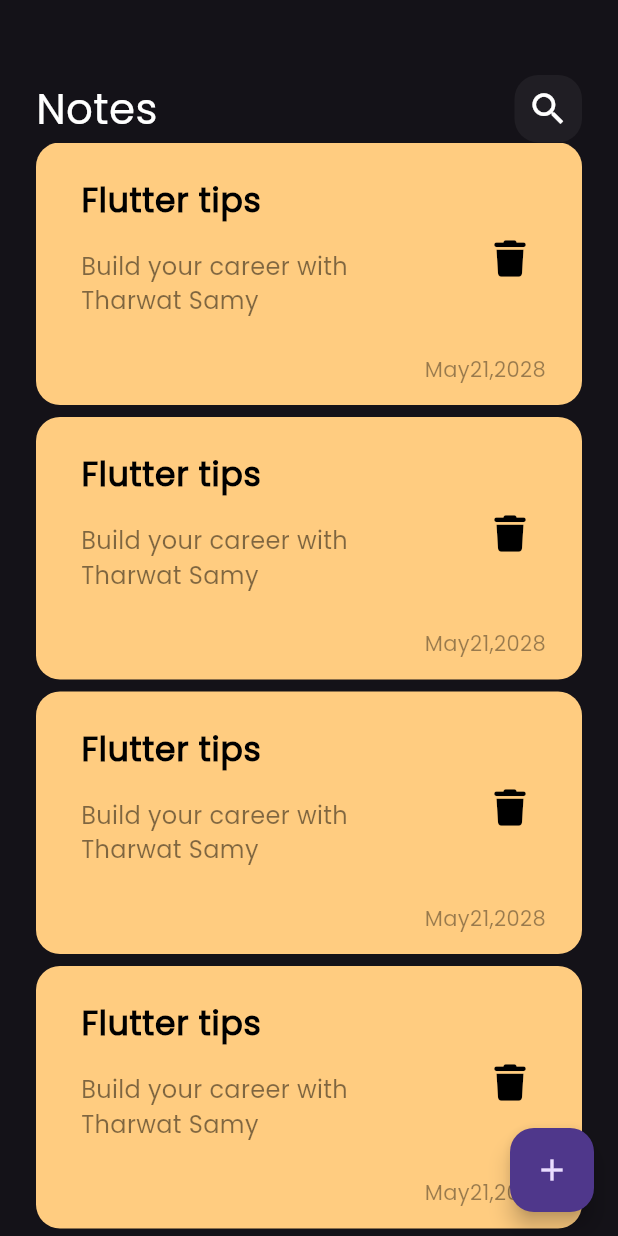
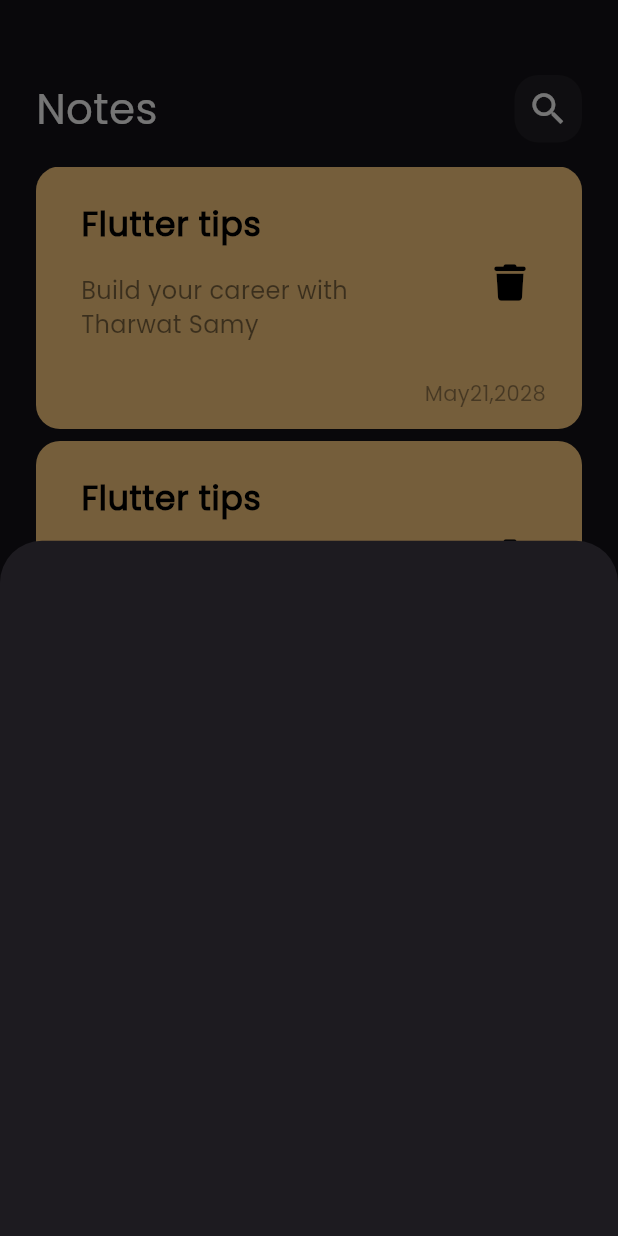
Before and after one commit to HeshamAhmed1004/note_app, a Flutter app: the screen it shows after launch, after a tap on the "add" icon, on a phone screen of 412 x 824 dp. Run offline on Flutter 3.47's test engine with Material 3 defaults, Android fonts, the phone set to English and light mode, and no system bars; our stand-ins replace font_awesome_flutter.

Commit message:
show modal bottom sheet

```diff
--- a/lib/views/notes_views.dart
+++ b/lib/views/notes_views.dart
@@ -1,5 +1,5 @@
-
 import 'package:flutter/material.dart';
+import 'package:note_app/views/widgets/add_bottom_modal_sheet.dart';
 import 'package:note_app/views/widgets/notes_view_body.dart';
 
 class NotesView extends StatelessWidget {
@@ -7,10 +7,19 @@ class NotesView extends StatelessWidget {
 
   @override
   Widget build(BuildContext context) {
-    return  Scaffold(
-      floatingActionButton: FloatingActionButton(onPressed: (){},child: const Icon(Icons.add),),
-      body:  const NotesViewBody(),
+    return Scaffold(
+      floatingActionButton: FloatingActionButton(
+        onPressed: () {
+          showModalBottomSheet(
+            context: context,
+            builder: (context) {
+              return const AddBottomModalSheet();
+            },
+          );
+        },
+        child: const Icon(Icons.add),
+      ),
+      body: const NotesViewBody(),
     );
   }
-
 }
--- /dev/null
+++ b/lib/views/widgets/add_bottom_modal_sheet.dart
@@ -0,0 +1,11 @@
+
+import 'package:flutter/material.dart';
+
+class AddBottomModalSheet extends StatelessWidget {
+  const AddBottomModalSheet({Key? key}) : super(key: key);
+
+  @override
+  Widget build(BuildContext context) {
+    return Container();
+  }
+}
--- a/lib/views/widgets/notes_list_view.dart
+++ b/lib/views/widgets/notes_list_view.dart
@@ -7,13 +7,17 @@ class NotesListView extends StatelessWidget {
 
   @override
   Widget build(BuildContext context) {
-    return ListView.builder(
-      itemBuilder: (context, index) => const Padding(
-        padding: EdgeInsets.only(bottom: 8),
-        child: NoteItem(),
+    return Padding(
+      padding: const EdgeInsets.symmetric(vertical: 16),
+      child: ListView.builder(
+        padding: EdgeInsets.zero,
+        itemBuilder: (context, index) => const Padding(
+          padding: EdgeInsets.only(bottom: 8),
+          child: NoteItem(),
+        ),
+        physics: const BouncingScrollPhysics(),
+
       ),
-      physics: const BouncingScrollPhysics(),
-
     );
   }
 }
```
